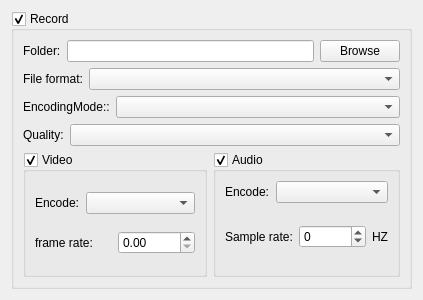
The window that Client/ParameterCompone/ParameterRecordUI.ui (KangLin/RabbitRemoteControl) describes before a commit, drawn with Qt 5.
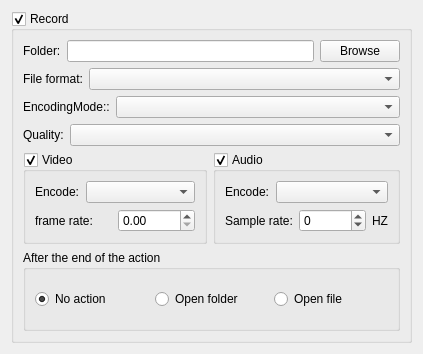
The same window after the commit.

Commit message: Record: add after the end of the action

Patch:
```diff
--- a/Client/ParameterCompone/ParameterRecordUI.ui
+++ b/Client/ParameterCompone/ParameterRecordUI.ui
@@ -7,7 +7,7 @@
     <x>0</x>
     <y>0</y>
     <width>423</width>
-    <height>300</height>
+    <height>354</height>
    </rect>
   </property>
   <property name="windowTitle">
@@ -22,7 +22,7 @@
      <property name="checkable">
       <bool>true</bool>
      </property>
-     <layout class="QGridLayout" name="gridLayout_3">
+     <layout class="QGridLayout" name="gridLayout_5">
       <item row="0" column="0">
        <layout class="QHBoxLayout" name="horizontalLayout_3">
         <item>
@@ -226,6 +226,57 @@
         </item>
        </layout>
       </item>
+      <item row="5" column="0">
+       <widget class="QGroupBox" name="groupBox">
+        <property name="title">
+         <string>After the end of the action</string>
+        </property>
+        <layout class="QGridLayout" name="gridLayout_3">
+         <item row="0" column="0">
+          <widget class="QRadioButton" name="rbNoAction">
+           <property name="sizePolicy">
+            <sizepolicy hsizetype="Preferred" vsizetype="Preferred">
+             <horstretch>0</horstretch>
+             <verstretch>0</verstretch>
+            </sizepolicy>
+           </property>
+           <property name="text">
+            <string>No action</string>
+           </property>
+           <property name="checked">
+            <bool>true</bool>
+           </property>
+          </widget>
+         </item>
+         <item row="0" column="1">
+          <widget class="QRadioButton" name="rbOpenFolder">
+           <property name="sizePolicy">
+            <sizepolicy hsizetype="Preferred" vsizetype="Preferred">
+             <horstretch>0</horstretch>
+             <verstretch>0</verstretch>
+            </sizepolicy>
+           </property>
+           <property name="text">
+            <string>Open folder</string>
+           </property>
+          </widget>
+         </item>
+         <item row="0" column="2">
+          <widget class="QRadioButton" name="rbOpenFile">
+           <property name="sizePolicy">
+            <sizepolicy hsizetype="Preferred" vsizetype="Preferred">
+             <horstretch>0</horstretch>
+             <verstretch>0</verstretch>
+            </sizepolicy>
+           </property>
+           <property name="text">
+            <string>Open file</string>
+           </property>
+          </widget>
+         </item>
+        </layout>
+       </widget>
+      </item>
      </layout>
     </widget>
    </item>
```
The commit also changes 7 other files.
